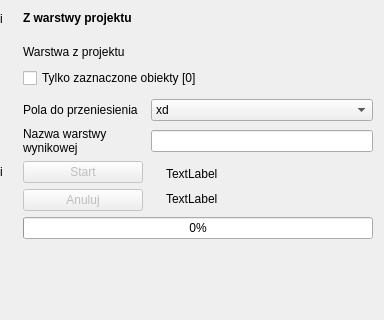
The window that gissupport_plugin/modules/uldk/modules/layer_import/main_base.ui (gis-support/gis-support-plugin) describes before a commit, drawn with Qt 5; both pictures show x 0 to 384 and y 0 to 320 of the 384 by 463 pixel window.
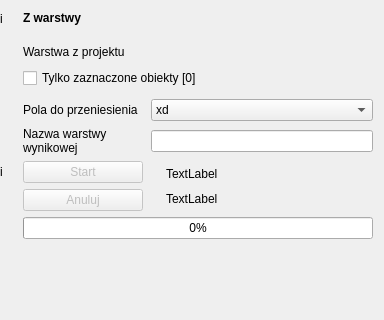
The same window after the commit. Custom widgets are drawn as their Qt base class.

Diff of the .ui file:
```diff
--- a/gissupport_plugin/modules/uldk/modules/layer_import/main_base.ui
+++ b/gissupport_plugin/modules/uldk/modules/layer_import/main_base.ui
@@ -160,7 +160,7 @@
         <string/>
        </property>
        <property name="text">
-        <string>&lt;html&gt;&lt;head/&gt;&lt;body&gt;&lt;p&gt;&lt;b&gt;Z warstwy projektu&lt;/b&gt;&lt;br/&gt;&lt;/p&gt;&lt;/body&gt;&lt;/html&gt;</string>
+        <string>&lt;html&gt;&lt;head/&gt;&lt;body&gt;&lt;p&gt;&lt;b&gt;Z warstwy&lt;/b&gt;&lt;br/&gt;&lt;/p&gt;&lt;/body&gt;&lt;/html&gt;</string>
        </property>
        <property name="textFormat">
         <enum>Qt::RichText</enum>
```
